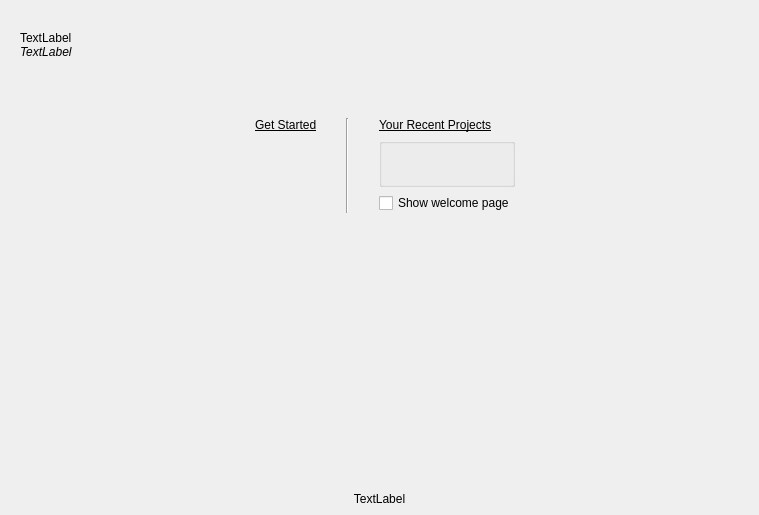
Qt form src/MainWindow/WelcomePageWidget.ui (os-fpga/FOEDAG) before a commit.
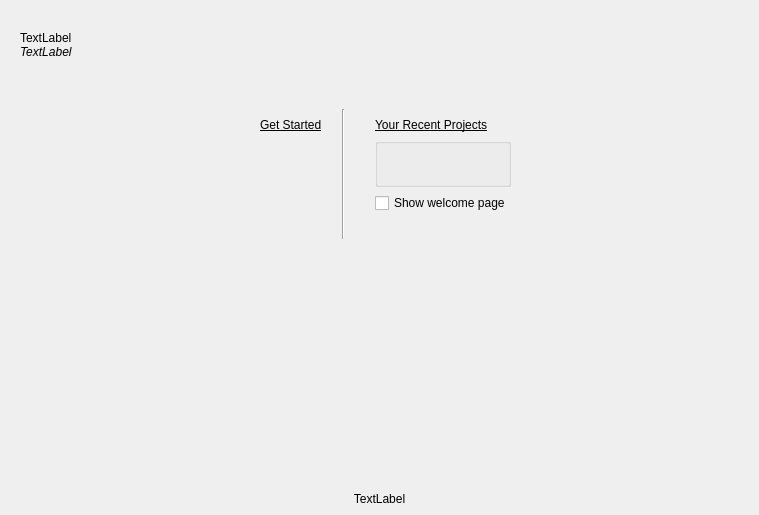
The same form after that commit.

The edit to the form file:
```diff
--- a/src/MainWindow/WelcomePageWidget.ui
+++ b/src/MainWindow/WelcomePageWidget.ui
@@ -170,19 +170,76 @@
        </layout>
       </widget>
      </item>
+     <item>
+      <widget class="QWidget" name="widget_4" native="true">
+       <property name="minimumSize">
+        <size>
+         <width>0</width>
+         <height>0</height>
+        </size>
+       </property>
+       <layout class="QVBoxLayout" name="verticalLayout_2">
+        <property name="spacing">
+         <number>0</number>
+        </property>
+        <property name="leftMargin">
+         <number>0</number>
+        </property>
+        <property name="topMargin">
+         <number>0</number>
+        </property>
+        <property name="rightMargin">
+         <number>0</number>
+        </property>
+        <property name="bottomMargin">
+         <number>0</number>
+        </property>
+        <item>
+         <widget class="Line" name="line">
+          <property name="minimumSize">
+           <size>
+            <width>0</width>
+            <height>130</height>
+           </size>
+          </property>
+          <property name="orientation">
+           <enum>Qt::Vertical</enum>
+          </property>
+         </widget>
+        </item>
+        <item>
+         <spacer name="verticalSpacer_3">
+          <property name="orientation">
+           <enum>Qt::Vertical</enum>
+          </property>
+          <property name="sizeHint" stdset="0">
+           <size>
+            <width>0</width>
+            <height>0</height>
+           </size>
+          </property>
+         </spacer>
+        </item>
+       </layout>
+      </widget>
+     </item>
      <item>
       <widget class="QWidget" name="widget_2" native="true">
-       <layout class="QGridLayout" name="gridLayout_4" columnstretch="0,0">
+       <layout class="QGridLayout" name="gridLayout_4" columnstretch="0,0,0">
         <property name="leftMargin">
-         <number>9</number>
-        </property>
-        <property name="horizontalSpacing">
          <number>30</number>
         </property>
-        <property name="verticalSpacing">
+        <property name="spacing">
          <number>6</number>
         </property>
-        <item row="1" column="1">
+        <item row="2" column="2">
+         <widget class="QCheckBox" name="checkBox">
+          <property name="text">
+           <string>Show welcome page</string>
+          </property>
+         </widget>
+        </item>
+        <item row="1" column="2">
          <widget class="QGroupBox" name="groupBox">
           <property name="minimumSize">
            <size>
@@ -234,7 +291,20 @@
           </layout>
          </widget>
         </item>
-        <item row="0" column="1">
+        <item row="3" column="2">
+         <spacer name="verticalSpacer_2">
+          <property name="orientation">
+           <enum>Qt::Vertical</enum>
+          </property>
+          <property name="sizeHint" stdset="0">
+           <size>
+            <width>20</width>
+            <height>40</height>
+           </size>
+          </property>
+         </spacer>
+        </item>
+        <item row="0" column="2">
          <widget class="QLabel" name="labelRecentProj">
           <property name="sizePolicy">
            <sizepolicy hsizetype="Preferred" vsizetype="Maximum">
@@ -252,33 +322,6 @@
           </property>
          </widget>
         </item>
-        <item row="2" column="1">
-         <widget class="QCheckBox" name="checkBox">
-          <property name="text">
-           <string>Show welcome page</string>
-          </property>
-         </widget>
-        </item>
-        <item row="3" column="1">
-         <spacer name="verticalSpacer_2">
-          <property name="orientation">
-           <enum>Qt::Vertical</enum>
-          </property>
-          <property name="sizeHint" stdset="0">
-           <size>
-            <width>20</width>
-            <height>40</height>
-           </size>
-          </property>
-         </spacer>
-        </item>
-        <item row="0" column="0" rowspan="3">
-         <widget class="Line" name="line_2">
-          <property name="orientation">
-           <enum>Qt::Vertical</enum>
-          </property>
-         </widget>
-        </item>
        </layout>
       </widget>
      </item>
```
